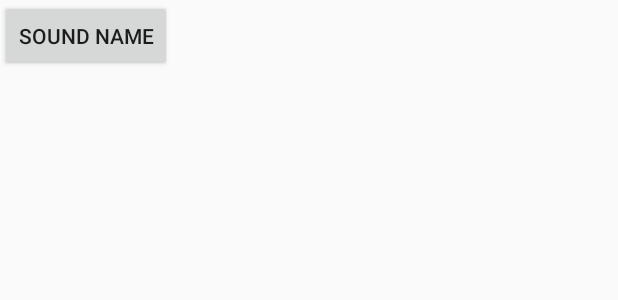
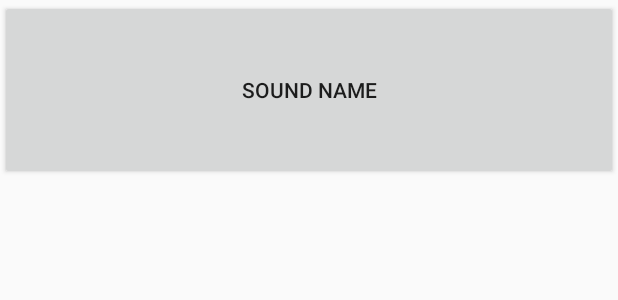
Before and after one commit to hellochengkai/AndroidProgramming, an Android app: the layout list_item_sound.xml on its own in the app's theme, with its tools: preview values and no code run, on a phone screen of 412 x 824 dp. Shown: the top 300 px of the screen. Run offline under Robolectric (Android 15) with nearby library versions, the phone set to English and light mode, and no system bars.

Commit message:
绑定数据

```diff
--- a/BeatBox/app/src/main/res/layout/list_item_sound.xml
+++ b/BeatBox/app/src/main/res/layout/list_item_sound.xml
@@ -2,8 +2,14 @@
 <layout
     xmlns:android="http://schemas.android.com/apk/res/android"
     xmlns:tools="http://schemas.android.com/tools">
+    <data>
+        <variable
+            name="viewModel"
+            type="com.example.chengkai.beatbox.SoundViewModel"/>
+    </data>
     <Button
-        android:layout_height="wrap_content"
-        android:layout_width="wrap_content"
+        android:layout_width="match_parent"
+        android:layout_height="120dp"
+        android:text="@{viewModel.title}"
         tools:text="Sound Name"/>
 </layout>
```
Also changed, not shown: BeatBox/app/src/main/java/com/example/chengkai/beatbox/BeatBoxFragment.java (+8 -2 lines), BeatBox/app/src/main/java/com/example/chengkai/beatbox/SoundViewModel.java (added, +23 -0 lines).
